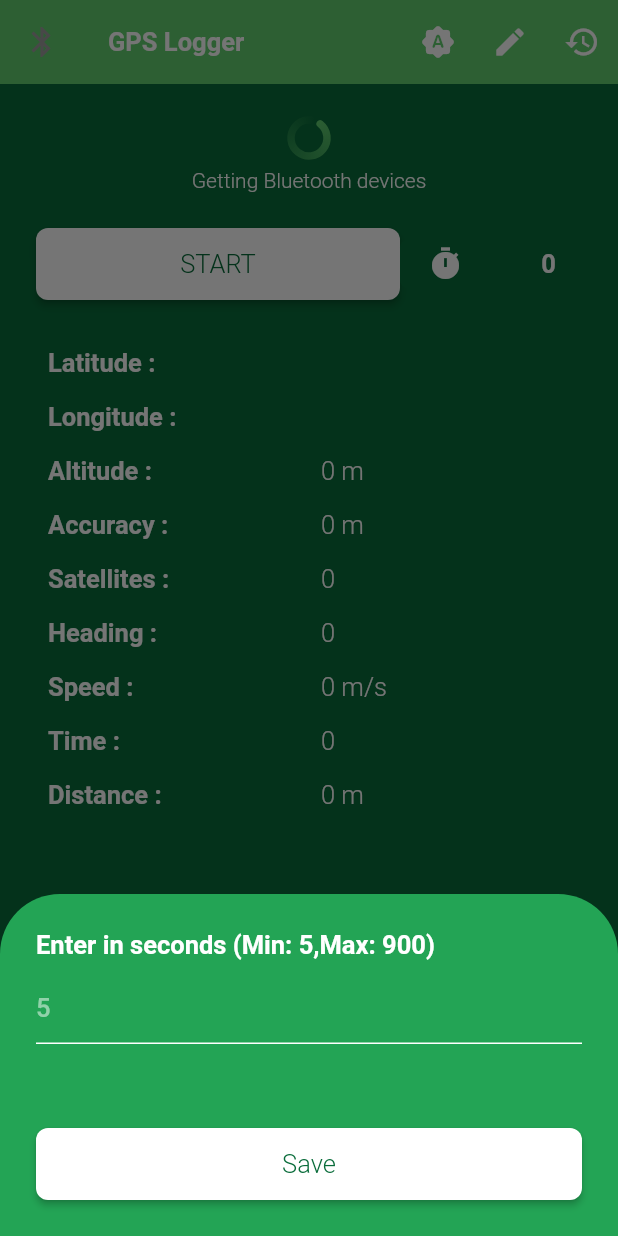
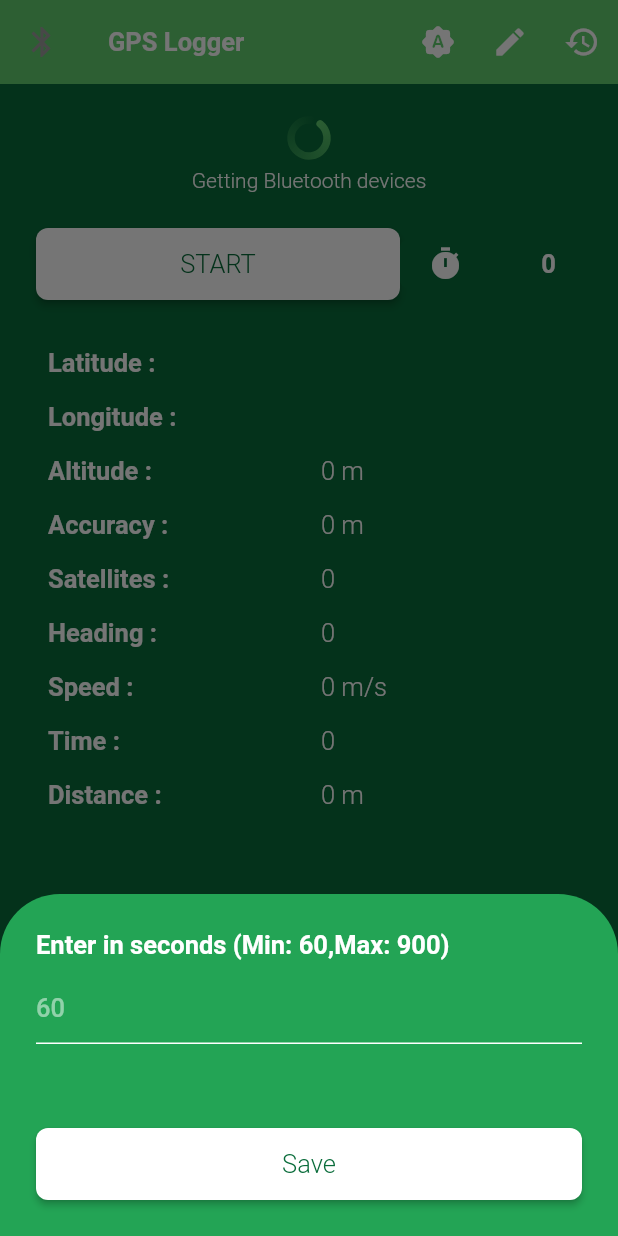
Before and after one commit to Arch-Unique/GPS-logger, a Flutter app: the screen it shows after launch, after a tap on the "timer" icon, on a phone screen of 412 x 824 dp. Run offline on Flutter 3.47's test engine with Material 2 defaults, Android fonts, the phone set to English and light mode, and no system bars; our stand-ins replace dio, flutter_bluetooth_serial, flutter_svg, get, location, permission_handler and 1 more; Roboto replaces fonts that are missing (HelveticaNeueLTStd).

Commit message:
fix issues i

```diff
--- a/lib/src/features/home/views/home_page.dart
+++ b/lib/src/features/home/views/home_page.dart
@@ -164,8 +164,8 @@ class _HomeScreenState extends State<HomeScreen> {
                             onPressed: () {
                               Ui.showBottomSheet(children: [
                                 CustomTextField(
-                                  "5",
-                                  "Enter in seconds (Min: 5,Max: 900)",
+                                  "60",
+                                  "Enter in seconds (Min: 60,Max: 900)",
                                   controller.timeTextController,
                                   varl: FPL.number,
                                 ),
--- a/lib/src/global/controller/app_controller.dart
+++ b/lib/src/global/controller/app_controller.dart
@@ -20,7 +20,7 @@ class AppController extends GetxController {
   RxBool isAuto = true.obs;
   RxBool isConnected = false.obs;
   RxBool hasStarted = false.obs;
-  Rx<Duration> duration = Duration(seconds: 5).obs;
+  Rx<Duration> duration = Duration(seconds: 60).obs;
   RxList<CurrentLD> clds = <CurrentLD>[].obs;
 
   TextEditingController timeTextController = TextEditingController();
--- a/lib/src/global/controller/location_controller.dart
+++ b/lib/src/global/controller/location_controller.dart
@@ -22,6 +22,7 @@ class LocationController extends GetxController {
 
     LocationData ld = await location.getLocation();
     cld.value = CurrentLD.fromLocationData(ld);
+    location.changeSettings(interval: 60000);
     location.enableBackgroundMode(enable: true);
 
     listenToChangesInLocation();
--- a/pubspec.yaml
+++ b/pubspec.yaml
@@ -49,6 +49,7 @@ dependencies:
   path_provider: ^2.0.12
   csv: ^5.0.1
   share_plus: ^6.3.0
+  geolocator: ^9.0.2
 
 dev_dependencies:
   flutter_test:
```
Also changed, not shown: pubspec.lock, 3 other files.
